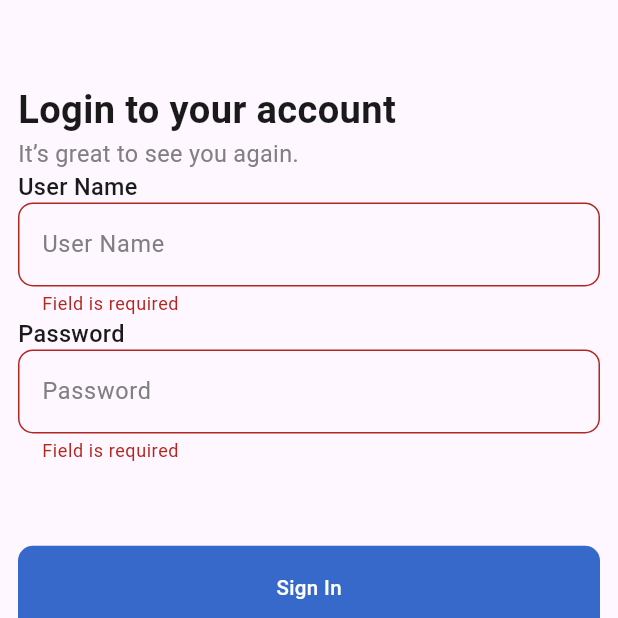
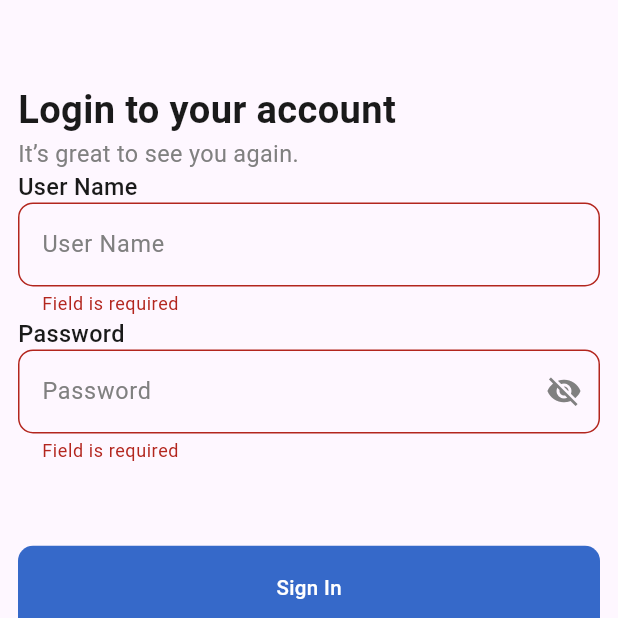
Before and after one commit to AbdallahElbetar/store, a Flutter app: the screen it shows after launch, after a tap on "Sign In", on a phone screen of 412 x 824 dp, the top half of it. Run offline on Flutter 3.47's test engine with Material 3 defaults, Android fonts, the phone set to English and light mode, and no system bars; our stand-ins replace dartz, dio, flutter_bloc, flutter_screenutil, get_it, google_fonts; missing offline and left inert: animated_snack_bar.

```diff
--- /dev/null
+++ b/lib/core/di/setup_services_locator.dart
@@ -0,0 +1,20 @@
+import 'package:dio/dio.dart';
+import 'package:get_it/get_it.dart';
+
+import '../../features/auth/data/repos/login_repo.dart';
+import '../../features/auth/data/repos/login_repo_impl.dart';
+import '../netwoking/api_services.dart';
+
+final getIt = GetIt.instance;
+
+void setupServiceLocator() {
+  // Register Dio first
+  getIt.registerSingleton<Dio>(Dio());
+
+  // Register ApiServices after Dio
+  getIt.registerSingleton<ApiServices>(ApiServices(dio: getIt<Dio>()));
+
+  // Register LoginRepo after ApiServices
+  getIt.registerSingleton<LoginRepo>(
+      LoginRepoImpl(apiServices: getIt<ApiServices>()));
+}
--- a/lib/core/netwoking/api_services.dart
+++ b/lib/core/netwoking/api_services.dart
@@ -1,10 +1,13 @@
 import 'dart:developer';
 
 import 'package:dio/dio.dart';
-import 'package:store/core/constants.dart';
+
+import '../constants.dart';
+import '../di/setup_services_locator.dart';
 
 class ApiServices {
-  final Dio dio;
+  // final Dio dio;
+  var dio = getIt.get<Dio>();
   ApiServices({
     required this.dio,
   });
--- a/lib/core/theaming/styles.dart
+++ b/lib/core/theaming/styles.dart
@@ -1,7 +1,8 @@
 import 'package:flutter/material.dart';
 import 'package:flutter_screenutil/flutter_screenutil.dart';
 import 'package:google_fonts/google_fonts.dart';
-import 'package:store/core/theaming/colors.dart';
+
+import 'colors.dart';
 
 abstract class Styles {
   static final textStyleBlack32 = TextStyle(
--- a/lib/core/widgets/custom_button.dart
+++ b/lib/core/widgets/custom_button.dart
@@ -1,5 +1,5 @@
 import 'package:flutter/material.dart';
-import 'package:store/core/theaming/colors.dart';
+import '../theaming/colors.dart';
 
 class CustomButton extends StatelessWidget {
   const CustomButton({super.key, required this.widget, required this.onTap});
--- a/lib/core/widgets/custom_circular_indicator.dart
+++ b/lib/core/widgets/custom_circular_indicator.dart
@@ -1,5 +1,5 @@
 import 'package:flutter/material.dart';
-import 'package:store/core/theaming/colors.dart';
+import '../theaming/colors.dart';
 
 class CustomCircularIndicator extends StatelessWidget {
   const CustomCircularIndicator({super.key});
--- a/lib/features/auth/data/repos/login_repo.dart
+++ b/lib/features/auth/data/repos/login_repo.dart
@@ -1,5 +1,5 @@
 import 'package:dartz/dartz.dart';
-import 'package:store/core/errors/failures.dart';
+import '../../../../core/errors/failures.dart';
 
 abstract class LoginRepo {
   Future<Either<Failure, Map<String, dynamic>>> loginUser(
--- a/lib/features/auth/data/repos/login_repo_impl.dart
+++ b/lib/features/auth/data/repos/login_repo_impl.dart
@@ -1,11 +1,15 @@
 import 'package:dartz/dartz.dart';
 import 'package:dio/dio.dart';
 
-import 'package:store/core/errors/failures.dart';
-import 'package:store/core/netwoking/api_services.dart';
-import 'package:store/features/auth/data/repos/login_repo.dart';
+import '../../../../core/errors/failures.dart';
+import '../../../../core/netwoking/api_services.dart';
+import 'login_repo.dart';
 
 class LoginRepoImpl implements LoginRepo {
+  final ApiServices apiServices;
+  LoginRepoImpl({
+    required this.apiServices,
+  });
   @override
   Future<Either<Failure, Map<String, dynamic>>> loginUser(
       {required String email, required String password}) async {
@@ -15,8 +19,8 @@ class LoginRepoImpl implements LoginRepo {
         "password": password,
       };
 
-      var response = await ApiServices(dio: Dio())
-          .postRequest(data: userDataForLogIn, token: null, endPoint: "login");
+      var response = await apiServices.postRequest(
+          data: userDataForLogIn, token: null, endPoint: "login");
       return right(response);
     } on Exception catch (e) {
       if (e is DioException) {
--- a/lib/features/auth/representation/view/views/login_view.dart
+++ b/lib/features/auth/representation/view/views/login_view.dart
@@ -1,12 +1,12 @@
 import 'package:flutter/material.dart';
 import 'package:flutter_bloc/flutter_bloc.dart';
-import 'package:store/core/theaming/colors.dart';
+import '../../../../../core/theaming/colors.dart';
 
-import 'package:store/core/theaming/styles.dart';
-import 'package:store/core/utils/functions/custom_snack_bar.dart';
-import 'package:store/features/auth/representation/view/widgets/login_button.dart';
-import 'package:store/features/auth/representation/view_model/login_cubit/login_cubit.dart';
-import 'package:store/features/auth/representation/view_model/login_cubit/login_states.dart';
+import '../../../../../core/theaming/styles.dart';
+import '../../../../../core/utils/functions/custom_snack_bar.dart';
+import '../widgets/login_button.dart';
+import '../../view_model/login_cubit/login_cubit.dart';
+import '../../view_model/login_cubit/login_states.dart';
 
 import '../../../../../core/widgets/custom_circular_indicator.dart';
 import '../widgets/custom_text_form_field.dart';
@@ -54,8 +54,6 @@ class _LoginViewState extends State<LoginView> {
             body: Form(
               key: formKey,
               child: ListView(
-                // mainAxisAlignment: MainAxisAlignment.center,
-                // crossAxisAlignment: CrossAxisAlignment.start,
                 children: [
                   SizedBox(
                     height: MediaQuery.of(context).size.height / 15,
@@ -85,8 +83,7 @@ class _LoginViewState extends State<LoginView> {
                       labelText: 'Password',
                       isPassword: bloc.isVisible,
                       controller: passwordController,
-                    suffixIcon: state is ChangePasswordVisibilityState
-                        ? IconButton(
+                      suffixIcon: IconButton(
                         onPressed: () {
                           bloc.changePasswordVisibility();
                         },
@@ -96,9 +93,7 @@ class _LoginViewState extends State<LoginView> {
                               : Icons.visibility,
                           color: AppColors.myGrey,
                         ),
-                          )
-                        : null,
-                  ),
+                      )),
                   SizedBox(
                     height: MediaQuery.of(context).size.height / 15,
                   ),
--- a/lib/features/auth/representation/view/widgets/custom_text_form_field.dart
+++ b/lib/features/auth/representation/view/widgets/custom_text_form_field.dart
@@ -1,5 +1,5 @@
 import 'package:flutter/material.dart';
-import 'package:store/core/theaming/colors.dart';
+import '../../../../../core/theaming/colors.dart';
 
 import '../../../../../core/theaming/styles.dart';
 
--- a/lib/features/auth/representation/view/widgets/login_button.dart
+++ b/lib/features/auth/representation/view/widgets/login_button.dart
@@ -1,7 +1,7 @@
 import 'package:flutter/material.dart';
 
-import 'package:store/core/theaming/styles.dart';
-import 'package:store/core/widgets/custom_button.dart';
+import '../../../../../core/theaming/styles.dart';
+import '../../../../../core/widgets/custom_button.dart';
 
 class LoginButton extends StatelessWidget {
   const LoginButton(
--- a/lib/main.dart
+++ b/lib/main.dart
@@ -1,13 +1,15 @@
 import 'package:flutter/material.dart';
 import 'package:flutter_bloc/flutter_bloc.dart';
 import 'package:flutter_screenutil/flutter_screenutil.dart';
-import 'package:store/features/auth/data/repos/login_repo.dart';
+import 'core/di/setup_services_locator.dart';
+import 'features/auth/data/repos/login_repo.dart';
 
-import 'package:store/features/auth/data/repos/login_repo_impl.dart';
-import 'package:store/features/auth/representation/view/views/login_view.dart';
-import 'package:store/features/auth/representation/view_model/login_cubit/login_cubit.dart';
+import 'features/auth/representation/view/views/login_view.dart';
+import 'features/auth/representation/view_model/login_cubit/login_cubit.dart';
 
 void main() {
+  WidgetsFlutterBinding.ensureInitialized();
+  setupServiceLocator();
   runApp(Store());
 }
 
@@ -15,7 +17,8 @@ class Store extends StatelessWidget {
   const Store({super.key});
   @override
   Widget build(BuildContext context) {
-    LoginRepo loginRepo = LoginRepoImpl();
+    // LoginRepo loginRepo = LoginRepoImpl();
+    var loginRepo = getIt.get<LoginRepo>();
     return MultiBlocProvider(
       providers: [
         BlocProvider(
--- a/pubspec.yaml
+++ b/pubspec.yaml
@@ -10,14 +10,16 @@ environment:
   sdk: ^3.7.0-41.0.dev
 
 dependencies:
-  animated_snack_bar: ^0.4.0
   cupertino_icons: ^1.0.8
   dartz: ^0.10.1
   dio: ^5.8.0+1
   flutter:
     sdk: flutter
   flutter_bloc: ^9.1.0
+  get_it: ^8.0.3
+  # for UI
   flutter_screenutil: ^5.9.3
+  animated_snack_bar: ^0.4.0
   google_fonts: ^6.2.1
 
 dev_dependencies:
```
Also changed, not shown: pubspec.lock. Lines whose indentation alone changed are shown as unchanged.
